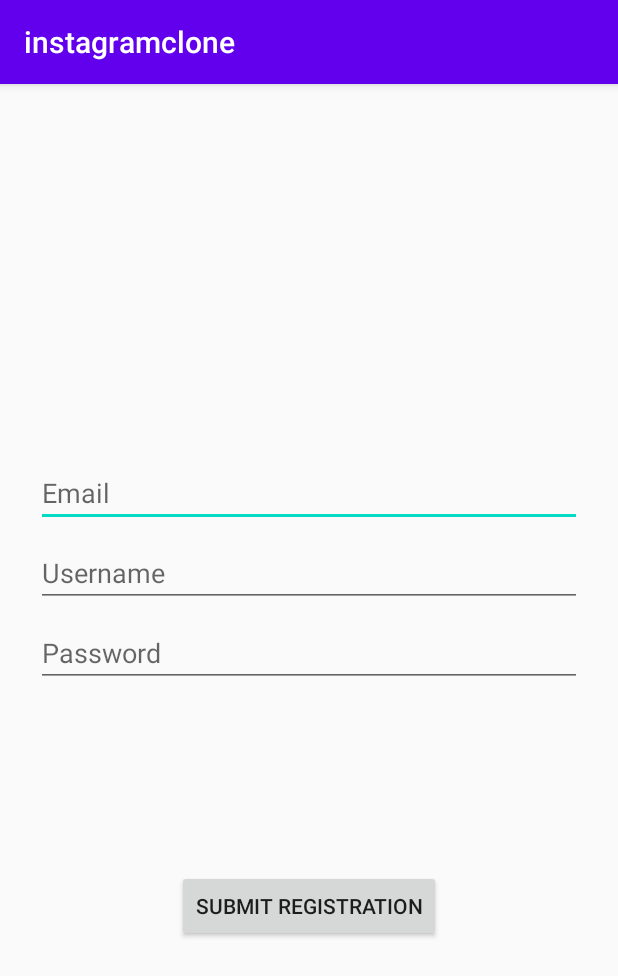
After one commit to JMortonTan/instagramclone, an Android app: the RegisterActivity screen opened directly, with no data from a screen before it, on a phone screen of 412 x 824 dp. The commit adds this screen. Shown: the top 976 px of the screen. Run offline under Robolectric (Android 15) with nearby library versions, the phone set to English and light mode, and no system bars; libraries missing offline, so code that uses them is left out: com.parse.

Commit message:
added registration feature

```diff
--- /dev/null
+++ b/app/src/main/java/com/example/instagramclone/RegisterActivity.java
@@ -0,0 +1,67 @@
+package com.example.instagramclone;
+
+import android.content.Intent;
+import android.support.v7.app.AppCompatActivity;
+import android.os.Bundle;
+import android.util.Log;
+import android.view.View;
+import android.widget.Button;
+import android.widget.EditText;
+import android.widget.Toast;
+
+import com.parse.ParseException;
+import com.parse.ParseUser;
+import com.parse.SignUpCallback;
+
+public class RegisterActivity extends AppCompatActivity {
+
+    public static final String TAG = "RegisterActivity";
+    private EditText etEmail;
+    private EditText etUsername;
+    private EditText etPassword;
+    private Button btnRegisterSubmit;
+
+    @Override
+    protected void onCreate(Bundle savedInstanceState) {
+        super.onCreate(savedInstanceState);
+        setContentView(R.layout.activity_register);
+
+        etEmail = findViewById((R.id.etEmail));
+        etUsername = findViewById((R.id.etUsername));
+        etPassword = findViewById(R.id.etPassword);
+        btnRegisterSubmit = findViewById(R.id.btnRegisterSubmit);
+
+        btnRegisterSubmit.setOnClickListener(new View.OnClickListener() {
+            @Override
+            public void onClick(View v) {
+                // Create the ParseUser
+                ParseUser user = new ParseUser();
+                // Set core properties
+                user.setEmail(etEmail.getText().toString());
+                user.setUsername(etUsername.getText().toString());
+                user.setPassword(etPassword.getText().toString());
+
+                // Invoke signUpInBackground
+                user.signUpInBackground(new SignUpCallback() {
+                    public void done(ParseException e) {
+                        if (e == null) {
+                            Toast.makeText(RegisterActivity.this,"Registration success!",Toast.LENGTH_LONG).show();
+                            goLoginActivity();
+                        } else {
+                            // Sign up didn't succeed. Look at the ParseException
+                            // to figure out what went wrong
+                            Toast.makeText(RegisterActivity.this,"Registration failed! " + e.getMessage(),Toast.LENGTH_LONG).show();
+                            Log.e(TAG, "Couldn't register new user", e);
+                        }
+                    }
+                });
+            }
+        });
+    }
+
+    private void goLoginActivity() {
+        Intent i = new Intent(this, LoginActivity.class);
+        startActivity(i);
+        finish();
+    }
+}
--- /dev/null
+++ b/app/src/main/res/layout/activity_register.xml
@@ -0,0 +1,68 @@
+<?xml version="1.0" encoding="utf-8"?>
+<android.support.constraint.ConstraintLayout xmlns:android="http://schemas.android.com/apk/res/android"
+    xmlns:app="http://schemas.android.com/apk/res-auto"
+    xmlns:tools="http://schemas.android.com/tools"
+    android:layout_width="match_parent"
+    android:layout_height="match_parent"
+    tools:context=".RegisterActivity">
+
+    <EditText
+        android:id="@+id/etEmail"
+        android:layout_width="0dp"
+        android:layout_height="wrap_content"
+        android:layout_marginStart="24dp"
+        android:layout_marginTop="250dp"
+        android:layout_marginEnd="24dp"
+        android:hint="@string/prompt_email"
+        android:inputType="text"
+        android:selectAllOnFocus="true"
+        app:layout_constraintEnd_toEndOf="parent"
+        app:layout_constraintStart_toStartOf="parent"
+        app:layout_constraintTop_toTopOf="parent" />
+
+    <EditText
+        android:id="@+id/etUsername"
+        android:layout_width="0dp"
+        android:layout_height="wrap_content"
+        android:layout_marginStart="24dp"
+        android:layout_marginTop="8dp"
+        android:layout_marginEnd="24dp"
+        android:hint="Username"
+        android:inputType="text"
+        android:selectAllOnFocus="true"
+        app:layout_constraintEnd_toEndOf="parent"
+        app:layout_constraintStart_toStartOf="parent"
+        app:layout_constraintTop_toBottomOf="@+id/etEmail" />
+
+    <EditText
+        android:id="@+id/etPassword"
+        android:layout_width="0dp"
+        android:layout_height="wrap_content"
+        android:layout_marginStart="24dp"
+        android:layout_marginTop="8dp"
+        android:layout_marginEnd="24dp"
+        android:hint="@string/prompt_password"
+        android:imeActionLabel="@string/action_sign_in_short"
+        android:imeOptions="actionDone"
+        android:inputType="textPassword"
+        android:selectAllOnFocus="true"
+        app:layout_constraintEnd_toEndOf="parent"
+        app:layout_constraintStart_toStartOf="parent"
+        app:layout_constraintTop_toBottomOf="@+id/etUsername" />
+
+    <Button
+        android:id="@+id/btnRegisterSubmit"
+        android:layout_width="wrap_content"
+        android:layout_height="wrap_content"
+        android:layout_gravity="start"
+        android:layout_marginStart="48dp"
+        android:layout_marginTop="5dp"
+        android:layout_marginEnd="48dp"
+        android:layout_marginBottom="80dp"
+        android:text="Submit Registration"
+        app:layout_constraintBottom_toBottomOf="parent"
+        app:layout_constraintEnd_toEndOf="parent"
+        app:layout_constraintStart_toStartOf="parent"
+        app:layout_constraintTop_toBottomOf="@+id/etPassword" />
+
+</android.support.constraint.ConstraintLayout>
```
Also changed, not shown: app/src/main/AndroidManifest.xml (+3 -4 lines), app/src/main/java/com/example/instagramclone/LoginActivity.java (+19 -12 lines), app/src/main/res/layout/activity_login.xml (+21 -4 lines).
